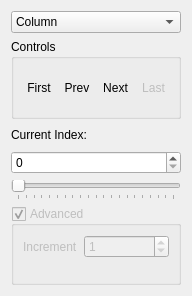
Old version of the form src/Interface/Modules/Math/GetMatrixSlice.ui in the repository SCIInstitute/SCIRun.
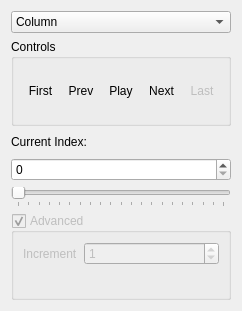
New version of the form.

Commit message: Start framework for play mode

```diff
--- a/src/Interface/Modules/Math/GetMatrixSlice.ui
+++ b/src/Interface/Modules/Math/GetMatrixSlice.ui
@@ -6,8 +6,8 @@
    <rect>
     <x>0</x>
     <y>0</y>
-    <width>192</width>
-    <height>296</height>
+    <width>242</width>
+    <height>311</height>
    </rect>
   </property>
   <property name="minimumSize">
@@ -84,6 +84,22 @@
         </property>
        </widget>
       </item>
+      <item>
+       <widget class="QToolButton" name="playButton_">
+        <property name="minimumSize">
+         <size>
+          <width>30</width>
+          <height>0</height>
+         </size>
+        </property>
+        <property name="text">
+         <string>Play</string>
+        </property>
+        <property name="autoRaise">
+         <bool>true</bool>
+        </property>
+       </widget>
+      </item>
       <item>
        <widget class="QToolButton" name="nextIndexButton_">
         <property name="enabled">
```
The commit also changes 9 other files.
